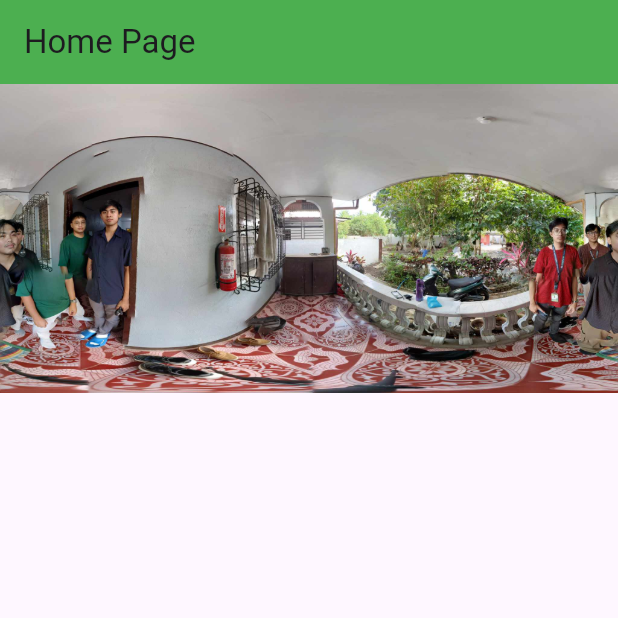
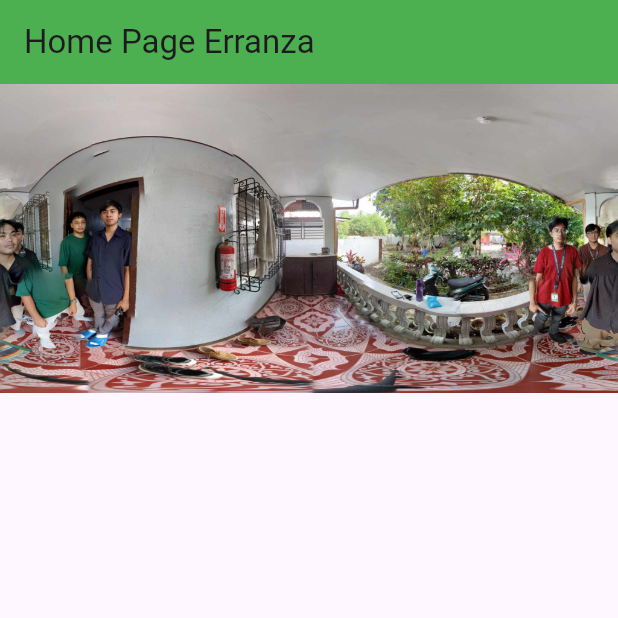
Before and after one commit to adrian-magsino/erranza, a Flutter app: the screen it shows after launch, on a phone screen of 412 x 824 dp, the top half of it. Run offline on Flutter 3.47's test engine with Material 3 defaults, Android fonts, the phone set to English and light mode, and no system bars; missing offline and left inert: panorama_viewer.

Commit message:
Fixed version incompatibility between packages

```diff
--- a/lib/main.dart
+++ b/lib/main.dart
@@ -1,5 +1,6 @@
 import 'package:flutter/material.dart';
 import 'package:panorama_viewer/panorama_viewer.dart';
+
 
 void main() {
   runApp(const MyApp());
@@ -15,11 +16,11 @@ class MyApp extends StatelessWidget {
       home: Scaffold(
         appBar: AppBar(
           backgroundColor: Colors.green,
-          title: const Text("Home Page"),
+          title: const Text("Home Page Erranza"),
         ),
         body: Stack(
           children: [
-            PanoramaViewer(child: Image.asset("assets/images/360img.jpeg"),)
+            PanoramaViewer(child: Image.asset('assets/images/360img.jpeg'),)
           ],
         ),
       ),
--- a/pubspec.yaml
+++ b/pubspec.yaml
@@ -30,7 +30,7 @@ environment:
 dependencies:
   flutter:
     sdk: flutter
-  panorama_viewer: ^1.0.3
+  panorama_viewer: ^2.0.0
 
 
   # The following adds the Cupertino Icons font to your application.
@@ -46,7 +46,7 @@ dev_dependencies:
   # activated in the `analysis_options.yaml` file located at the root of your
   # package. See that file for information about deactivating specific lint
   # rules and activating additional ones.
-  flutter_lints: ^4.0.0
+  flutter_lints: ^5.0.0
 
 # For information on the generic Dart part of this file, see the
 # following page: https://dart.dev/tools/pub/pubspec
```
Also changed, not shown: pubspec.lock.
